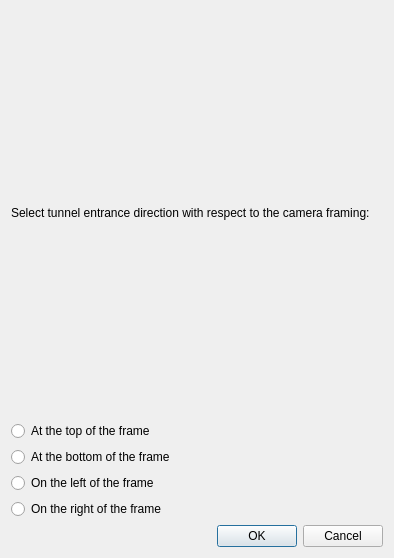
stefanodellosa-personal/WADAS, file wadas/ui/qt/configure_camera_for_tunnel_mode.ui: the form before one commit.
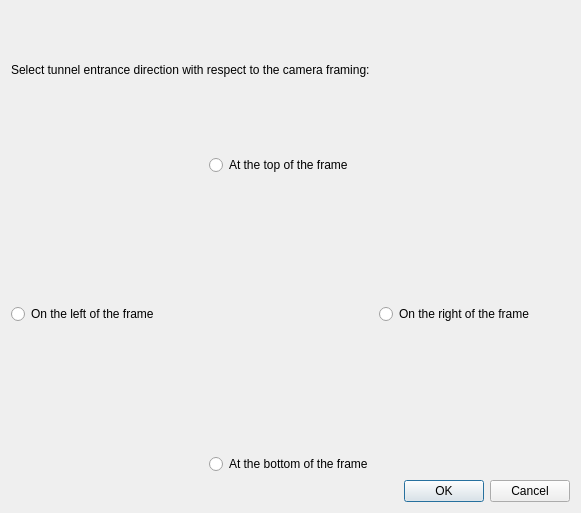
The form after the commit. Icons and pictures are not drawn.

Commit message: Updated tunnel entrance direction in camera frame configuration

```diff
--- a/wadas/ui/qt/configure_camera_for_tunnel_mode.ui
+++ b/wadas/ui/qt/configure_camera_for_tunnel_mode.ui
@@ -6,8 +6,8 @@
    <rect>
     <x>0</x>
     <y>0</y>
-    <width>394</width>
-    <height>558</height>
+    <width>581</width>
+    <height>513</height>
    </rect>
   </property>
   <property name="windowTitle">
@@ -19,66 +19,6 @@
      <property name="sizeConstraint">
       <enum>QLayout::SizeConstraint::SetFixedSize</enum>
      </property>
-     <item row="1" column="0" colspan="2">
-      <widget class="QLabel" name="label_6">
-       <property name="text">
-        <string>Select tunnel entrance direction with respect to the camera framing:</string>
-       </property>
-      </widget>
-     </item>
-     <item row="4" column="0">
-      <widget class="QRadioButton" name="radioButton_left_frame">
-       <property name="text">
-        <string>On the left of the frame</string>
-       </property>
-       <attribute name="buttonGroup">
-        <string notr="true">buttonGroup</string>
-       </attribute>
-      </widget>
-     </item>
-     <item row="5" column="1">
-      <widget class="QLabel" name="label_4">
-       <property name="text">
-        <string/>
-       </property>
-       <property name="pixmap">
-        <pixmap>../../img/in_right.png</pixmap>
-       </property>
-       <property name="scaledContents">
-        <bool>true</bool>
-       </property>
-      </widget>
-     </item>
-     <item row="5" column="0">
-      <widget class="QRadioButton" name="radioButton_right_frame">
-       <property name="text">
-        <string>On the right of the frame</string>
-       </property>
-       <attribute name="buttonGroup">
-        <string notr="true">buttonGroup</string>
-       </attribute>
-      </widget>
-     </item>
-     <item row="3" column="0">
-      <widget class="QRadioButton" name="radioButton_bottom_frame">
-       <property name="text">
-        <string>At the bottom of the frame</string>
-       </property>
-       <attribute name="buttonGroup">
-        <string notr="true">buttonGroup</string>
-       </attribute>
-      </widget>
-     </item>
-     <item row="2" column="0">
-      <widget class="QRadioButton" name="radioButton_top_frame">
-       <property name="text">
-        <string>At the top of the frame</string>
-       </property>
-       <attribute name="buttonGroup">
-        <string notr="true">buttonGroup</string>
-       </attribute>
-      </widget>
-     </item>
      <item row="2" column="1">
       <widget class="QLabel" name="label">
        <property name="sizePolicy">
@@ -98,7 +38,57 @@
        </property>
       </widget>
      </item>
-     <item row="4" column="1">
+     <item row="4" column="2">
+      <widget class="QLabel" name="label_4">
+       <property name="text">
+        <string/>
+       </property>
+       <property name="pixmap">
+        <pixmap>../../img/in_right.png</pixmap>
+       </property>
+       <property name="scaledContents">
+        <bool>true</bool>
+       </property>
+      </widget>
+     </item>
+     <item row="7" column="1">
+      <widget class="QRadioButton" name="radioButton_bottom_frame">
+       <property name="text">
+        <string>At the bottom of the frame</string>
+       </property>
+       <attribute name="buttonGroup">
+        <string notr="true">buttonGroup</string>
+       </attribute>
+      </widget>
+     </item>
+     <item row="3" column="1">
+      <widget class="QRadioButton" name="radioButton_top_frame">
+       <property name="text">
+        <string>At the top of the frame</string>
+       </property>
+       <attribute name="buttonGroup">
+        <string notr="true">buttonGroup</string>
+       </attribute>
+      </widget>
+     </item>
+     <item row="1" column="0" colspan="3">
+      <widget class="QLabel" name="label_6">
+       <property name="text">
+        <string>Select tunnel entrance direction with respect to the camera framing:</string>
+       </property>
+      </widget>
+     </item>
+     <item row="5" column="2">
+      <widget class="QRadioButton" name="radioButton_right_frame">
+       <property name="text">
+        <string>On the right of the frame</string>
+       </property>
+       <attribute name="buttonGroup">
+        <string notr="true">buttonGroup</string>
+       </attribute>
+      </widget>
+     </item>
+     <item row="4" column="0">
       <widget class="QLabel" name="label_3">
        <property name="text">
         <string/>
@@ -111,7 +101,17 @@
        </property>
       </widget>
      </item>
-     <item row="3" column="1">
+     <item row="5" column="0">
+      <widget class="QRadioButton" name="radioButton_left_frame">
+       <property name="text">
+        <string>On the left of the frame</string>
+       </property>
+       <attribute name="buttonGroup">
+        <string notr="true">buttonGroup</string>
+       </attribute>
+      </widget>
+     </item>
+     <item row="6" column="1">
       <widget class="QLabel" name="label_2">
        <property name="text">
         <string/>
```
The commit also changes 1 other file.
